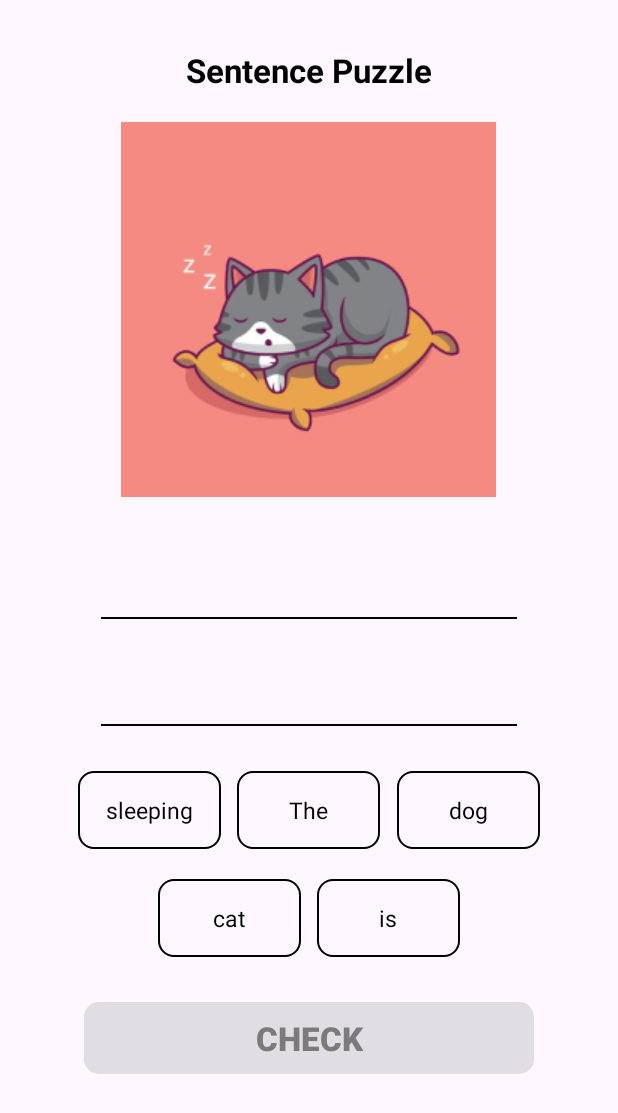
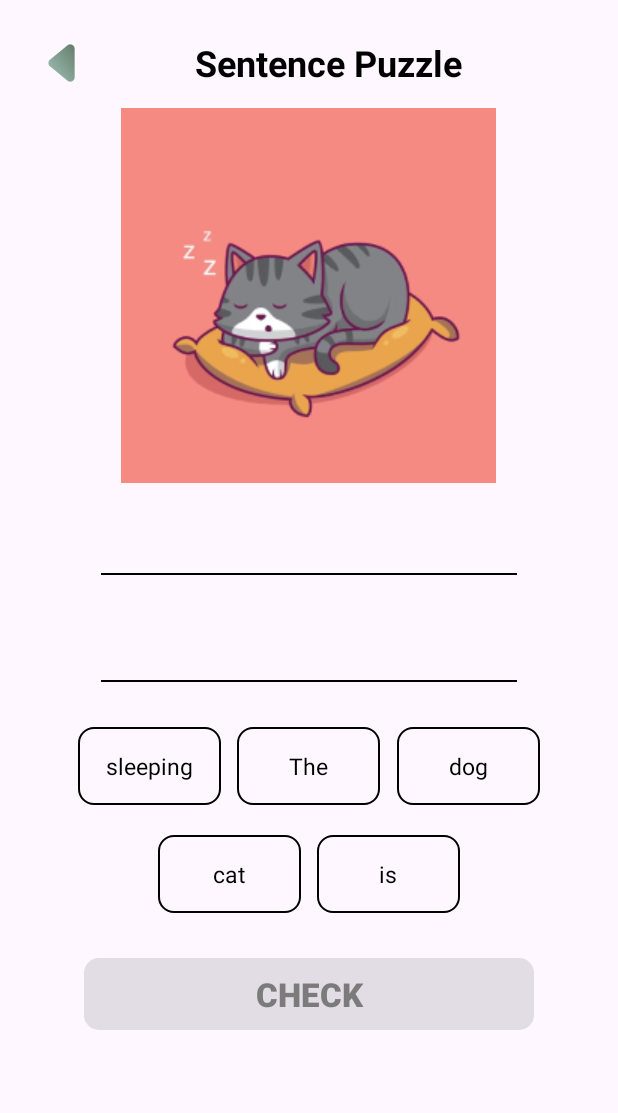
Before and after one commit to axrnsh/Learniverse, an Android app: the SentencePuzzleActivity screen opened directly, with no data from a screen before it, on a phone screen of 412 x 824 dp. Shown: the top 1113 px of the screen. Run offline under Robolectric (Android 15) with nearby library versions, the phone set to English and light mode, and no system bars; libraries missing offline, so code that uses them is left out: io.realm; 9 statements that could not run were skipped.

Commit message:
Card & back button

```diff
--- a/app/src/main/res/layout/activity_home.xml
+++ b/app/src/main/res/layout/activity_home.xml
@@ -29,8 +29,7 @@
                     android:layout_width="wrap_content"
                     android:layout_height="20pt"
                     android:layout_weight="1"
-                    android:layout_marginRight="30pt"
-                    android:layout_marginLeft="0pt"
+                    android:layout_marginRight="50pt"
                     android:src="@drawable/logo_learniverse_hori" />
 
                 <ImageView
@@ -82,7 +81,7 @@
                             android:layout_width="75pt"
                             android:layout_height="100pt"
                             android:background="@drawable/rounded_border"
-                            android:orientation="vertical">
+                            android:orientation="vertical" >
 
                             <TextView
                                 android:id="@+id/LvStory"
--- a/app/src/main/res/layout/activity_sentence_puzzle.xml
+++ b/app/src/main/res/layout/activity_sentence_puzzle.xml
@@ -12,177 +12,211 @@
         android:layout_height="match_parent"
         android:orientation="vertical"
         android:layout_margin="22dp">
+
+        <LinearLayout
+            android:layout_width="match_parent"
+            android:layout_height="40dp"
+            android:orientation="horizontal"
+            android:layout_gravity="center">
+
+            <ImageView
+                android:id="@+id/backButton"
+                android:layout_width="wrap_content"
+                android:layout_height="25dp"
+                android:layout_gravity="center"
+                android:paddingRight="70dp"
+                android:layout_weight="1"
+                android:src="@drawable/back_button" />
+
             <TextView
-            android:id="@+id/text_instruction"
+                android:id="@+id/txtVocabCards"
+                android:layout_width="260dp"
+                android:layout_height="wrap_content"
+                android:layout_gravity="center"
+                android:text="Sentence Puzzle"
                 android:textColor="@color/black"
-            android:textSize="22dp"
-            android:textStyle="bold"
-            android:layout_marginTop="10dp"
-            android:layout_marginBottom="20dp"
-            android:layout_gravity="center_horizontal"
-            android:layout_height="wrap_content"
-            android:layout_width="wrap_content"
-            android:text="Sentence Puzzle"
-            />
+                android:textSize="24dp"
+                android:textStyle="bold" />
+        </LinearLayout>
+
+        <LinearLayout
+            android:layout_width="match_parent"
+            android:layout_height="match_parent"
+            android:orientation="vertical">
+
             <ImageView
-            android:id="@+id/image_instruction"
+                android:id="@+id/gambarCard"
                 android:layout_width="250dp"
                 android:layout_height="250dp"
-            android:layout_marginBottom="80dp"
-            android:layout_gravity="center_horizontal"
-            android:src="@drawable/sleeping_cat"
-            android:scaleType="fitXY"
-            />
+                android:layout_marginTop="10dp"
+                android:layout_marginBottom="10dp"
+                android:layout_gravity="center"
+                android:src="@drawable/sleeping_cat" />
+
             <LinearLayout
                 android:id="@+id/line1"
                 android:layout_width="match_parent"
                 android:layout_height="1dp"
+                android:layout_marginHorizontal="45dp"
+                android:layout_marginTop="50dp"
+                android:layout_marginBottom="70dp"
                 android:background="@color/black"
-            android:layout_marginBottom="70dp"
-            android:layout_marginHorizontal="45dp"
                 android:orientation="vertical">
+
             </LinearLayout>
+
             <LinearLayout
                 android:id="@+id/line2"
                 android:layout_width="match_parent"
                 android:layout_height="1dp"
+                android:layout_marginHorizontal="45dp"
+                android:layout_marginBottom="30dp"
                 android:background="@color/black"
-            android:layout_marginBottom="30dp"
-            android:layout_marginHorizontal="45dp"
                 android:orientation="vertical">
+
             </LinearLayout>
+
             <LinearLayout
                 android:id="@+id/all_option1"
                 android:layout_width="match_parent"
                 android:layout_height="wrap_content"
+                android:layout_marginHorizontal="30dp"
+                android:layout_marginBottom="20dp"
                 android:gravity="center_vertical"
-            android:layout_marginBottom="20dp"
-            android:layout_marginHorizontal="30dp"
                 android:orientation="horizontal">
+
                 <LinearLayout
                     android:id="@+id/option1"
                     android:layout_width="95dp"
                     android:layout_height="wrap_content"
+                    android:background="@drawable/rounded_border"
                     android:gravity="center_horizontal"
-                android:background="@drawable/rounded_border"
-                android:paddingVertical="15dp"
-                android:orientation="vertical">
+                    android:orientation="vertical"
+                    android:paddingVertical="15dp">
+
                     <TextView
                         android:id="@+id/text1"
+                        android:layout_width="wrap_content"
+                        android:layout_height="wrap_content"
+                        android:text="sleeping"
                         android:textColor="@color/black"
-                    android:textSize="15sp"
-                    android:layout_height="wrap_content"
-                    android:layout_width="wrap_content"
-                    android:text="sleeping"
-                    />
+                        android:textSize="15sp" />
                 </LinearLayout>
+
                 <View
                     android:layout_width="0dp"
                     android:layout_height="0dp"
-                android:layout_weight="1"
-                />
+                    android:layout_weight="1" />
+
                 <LinearLayout
                     android:id="@+id/option2"
                     android:layout_width="95dp"
                     android:layout_height="wrap_content"
+                    android:background="@drawable/rounded_border"
                     android:gravity="center_horizontal"
-                android:background="@drawable/rounded_border"
-                android:paddingVertical="15dp"
-                android:orientation="vertical">
+                    android:orientation="vertical"
+                    android:paddingVertical="15dp">
+
                     <TextView
                         android:id="@+id/text2"
+                        android:layout_width="wrap_content"
+                        android:layout_height="wrap_content"
+                        android:text="The"
                         android:textColor="@color/black"
-                    android:textSize="15sp"
-                    android:layout_height="wrap_content"
-                    android:layout_width="wrap_content"
-                    android:text="The"
-                    />
+                        android:textSize="15sp" />
                 </LinearLayout>
+
                 <View
                     android:layout_width="0dp"
                     android:layout_height="0dp"
-                android:layout_weight="1"
-                />
+                    android:layout_weight="1" />
+
                 <LinearLayout
                     android:id="@+id/option3"
                     android:layout_width="95dp"
                     android:layout_height="wrap_content"
+                    android:background="@drawable/rounded_border"
                     android:gravity="center_horizontal"
-                android:background="@drawable/rounded_border"
-                android:paddingVertical="15dp"
-                android:orientation="vertical">
+                    android:orientation="vertical"
+                    android:paddingVertical="15dp">
+
                     <TextView
                         android:id="@+id/text3"
+                        android:layout_width="wrap_content"
+                        android:layout_height="wrap_content"
+                        android:text="dog"
                         android:textColor="@color/black"
-                    android:textSize="15sp"
-                    android:layout_height="wrap_content"
-                    android:layout_width="wrap_content"
-                    android:text="dog"
-                    />
+                        android:textSize="15sp" />
                 </LinearLayout>
             </LinearLayout>
+
             <LinearLayout
                 android:id="@+id/all_option2"
                 android:layout_width="match_parent"
                 android:layout_height="wrap_content"
+                android:layout_marginHorizontal="83dp"
+                android:layout_marginBottom="30dp"
                 android:gravity="center_vertical"
-            android:layout_marginBottom="30dp"
-            android:layout_marginHorizontal="83dp"
                 android:orientation="horizontal">
+
                 <LinearLayout
                     android:id="@+id/option4"
                     android:layout_width="95dp"
                     android:layout_height="wrap_content"
+                    android:background="@drawable/rounded_border"
                     android:gravity="center_horizontal"
-                android:background="@drawable/rounded_border"
-                android:paddingVertical="15dp"
-                android:orientation="vertical">
+                    android:orientation="vertical"
+                    android:paddingVertical="15dp">
+
                     <TextView
                         android:id="@+id/text4"
+                        android:layout_width="wrap_content"
+                        android:layout_height="wrap_content"
+                        android:text="cat"
                         android:textColor="@color/black"
-                    android:textSize="15sp"
-                    android:layout_height="wrap_content"
-                    android:layout_width="wrap_content"
-                    android:text="cat"
-                    />
+                        android:textSize="15sp" />
                 </LinearLayout>
 
                 <View
                     android:layout_width="7dp"
                     android:layout_height="3dp"
                     android:layout_weight="1" />
+
                 <LinearLayout
                     android:id="@+id/option5"
                     android:layout_width="95dp"
                     android:layout_height="wrap_content"
+                    android:background="@drawable/rounded_border"
                     android:gravity="center_horizontal"
-                android:background="@drawable/rounded_border"
-                android:paddingVertical="15dp"
-                android:orientation="vertical">
+                    android:orientation="vertical"
+                    android:paddingVertical="15dp">
+
                     <TextView
                         android:id="@+id/text5"
+                        android:layout_width="wrap_content"
+                        android:layout_height="wrap_content"
+                        android:text="is"
                         android:textColor="@color/black"
-                    android:textSize="15sp"
-                    android:layout_height="wrap_content"
-                    android:layout_width="wrap_content"
-                    android:text="is"
-                    />
+                        android:textSize="15sp" />
                 </LinearLayout>
             </LinearLayout>
+
             <Button
                 android:id="@+id/submit_button"
                 android:layout_width="300dp"
                 android:layout_height="wrap_content"
+                android:layout_gravity="center_horizontal"
                 android:background="@drawable/rounded_border_button"
+                android:clickable="false"
+                android:enabled="false"
+                android:gravity="center"
+                android:padding="5dp"
                 android:text="CHECK"
+                android:textColor="@color/dark_grey"
                 android:textSize="22sp"
-            android:textColor="@color/dark_grey"
-            android:enabled="false"
-            android:clickable="false"
-            android:padding="5dp"
-            android:gravity="center"
-            android:textStyle="bold"
-            android:layout_gravity="center_horizontal"/>
+                android:textStyle="bold" />
+        </LinearLayout>
+
     </LinearLayout>
 
 </androidx.constraintlayout.widget.ConstraintLayout>
--- a/app/src/main/res/layout/activity_story_tale.xml
+++ b/app/src/main/res/layout/activity_story_tale.xml
@@ -15,7 +15,7 @@
         <TextView
             android:id="@+id/txtStoryReading"
             android:textColor="@color/black"
-            android:textSize="22sp"
+            android:textSize="24dp"
             android:textStyle="bold"
             android:textAlignment="center"
             android:layout_marginTop="10dp"
```
Also changed, not shown: app/src/main/res/layout/activity_main.xml (+8 -7 lines), app/src/main/res/layout/activity_user_form.xml (+10 -8 lines), app/src/main/res/layout/activity_vocab_cards.xml (+83 -0 lines), app/src/main/res/drawable/back_button.png (added). Lines whose indentation alone changed are shown as unchanged.
